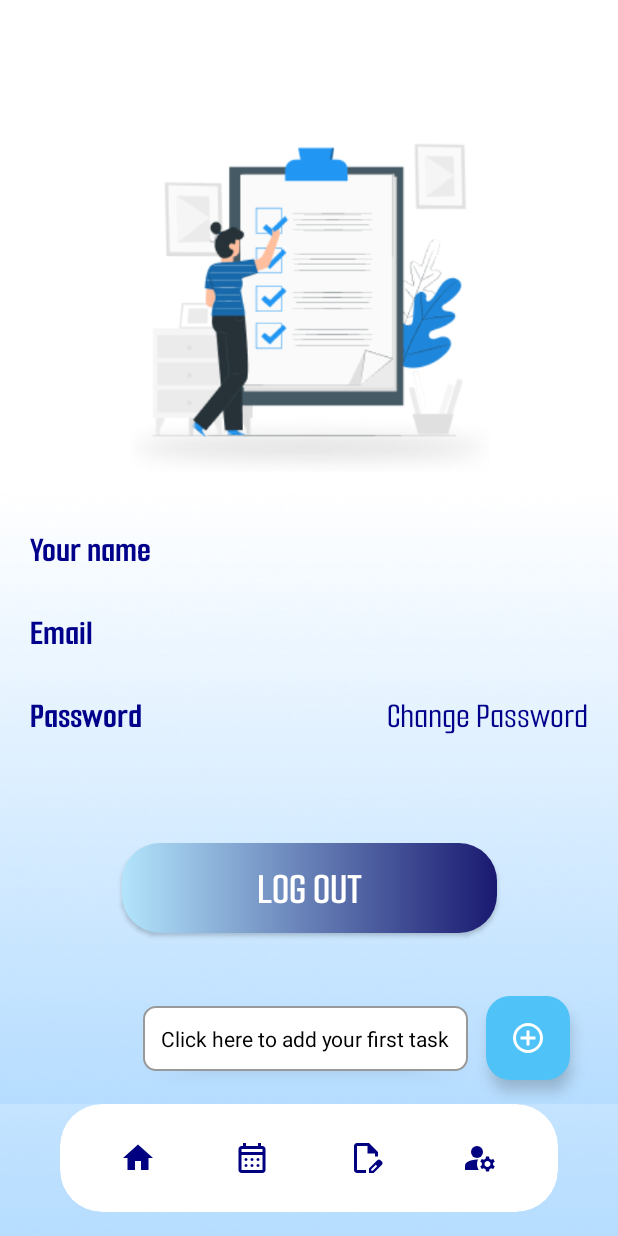
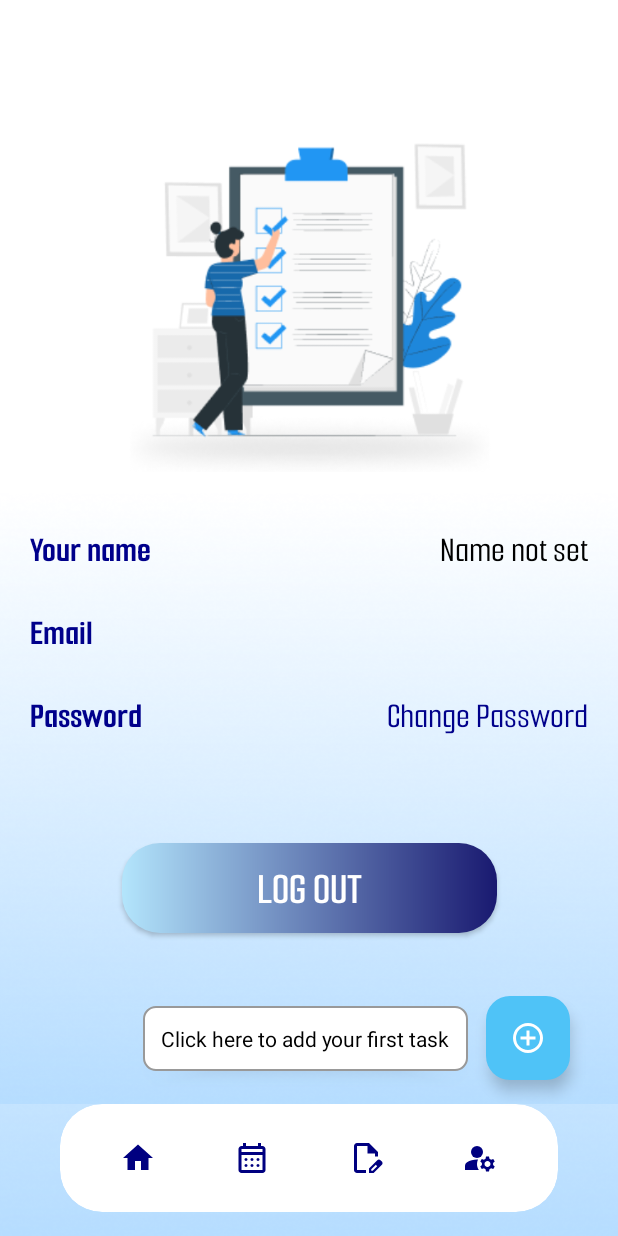
Before and after one commit to phuoccouhp/AndroidAppHoTroSapXepvaQuanlyCongViec, an Android app: the fragment ProfileFragment placed in its activity, on a phone screen of 412 x 824 dp. Run offline under Robolectric (Android 15) with nearby library versions, the phone set to English and light mode, and no system bars; our stand-ins replace CircleImageView, Firebase (no records; nobody signed in at launch, a user with empty details on screens opened directly).

Commit message:
them hieu ung dang xuat dang nhap
them hieu ung dang xuat dang nhap

```diff
--- a/app/src/main/java/com/example/login_signup/ProfileFragment.java
+++ b/app/src/main/java/com/example/login_signup/ProfileFragment.java
@@ -1,14 +1,37 @@
 package com.example.login_signup;
 
+import android.content.Intent;
 import android.os.Bundle;
+import androidx.annotation.NonNull;
+import androidx.annotation.Nullable;
 import androidx.fragment.app.Fragment;
+
+import android.util.Log;
 import android.view.LayoutInflater;
 import android.view.View;
 import android.view.ViewGroup;
-import android.widget.Button; // Thêm import
-import android.widget.TextView; // Thêm import
+import android.widget.Button; // Đổi thành Button (hoặc AppCompatButton)
+import android.widget.TextView;
+import android.widget.Toast;
+
+// Import Firebase
+import com.google.firebase.auth.FirebaseAuth;
+import com.google.firebase.auth.FirebaseUser;
+import com.google.firebase.firestore.DocumentReference;
+import com.google.firebase.firestore.DocumentSnapshot;
+import com.google.firebase.firestore.FirebaseFirestore;
 
 public class ProfileFragment extends Fragment {
+
+    private static final String TAG = "ProfileFragment";
+
+    // Khai báo các View
+    private TextView tvName, tvEmail;
+    private Button btnLogout; // Sử dụng Button hoặc androidx.appcompat.widget.AppCompatButton
+
+    // Khai báo Firebase
+    private FirebaseAuth mAuth;
+    private FirebaseFirestore db;
 
     public ProfileFragment() {
         // Required empty public constructor
@@ -17,17 +40,91 @@ public class ProfileFragment extends Fragment {
     @Override
     public View onCreateView(LayoutInflater inflater, ViewGroup container,
                              Bundle savedInstanceState) {
+        // Load layout "fragment_profile.xml"
+        return inflater.inflate(R.layout.fragment_profile, container, false);
+    }
 
-        // Load layout "fragment_profile.xml"
-        View view = inflater.inflate(R.layout.fragment_profile, container, false);
+    @Override
+    public void onViewCreated(@NonNull View view, @Nullable Bundle savedInstanceState) {
+        super.onViewCreated(view, savedInstanceState);
 
-        // (Bạn có thể thêm code cho nút Logout, v.v... ở đây)
-        // Ví dụ:
-        // Button btnLogout = view.findViewById(R.id.btn_logout);
-        // btnLogout.setOnClickListener(v -> {
-        //    // Xử lý logout
-        // });
+        // Khởi tạo Firebase Auth và Firestore
+        mAuth = FirebaseAuth.getInstance();
+        db = FirebaseFirestore.getInstance();
 
-        return view;
+        // Ánh xạ các View từ layout
+        tvName = view.findViewById(R.id.tv_name);
+        tvEmail = view.findViewById(R.id.tv_email);
+        btnLogout = view.findViewById(R.id.btn_logout);
+
+        // Tải thông tin người dùng
+        loadUserProfile();
+
+        // Gắn sự kiện click cho nút Logout
+        btnLogout.setOnClickListener(v -> logoutUser());
+    }
+
+    private void loadUserProfile() {
+        FirebaseUser currentUser = mAuth.getCurrentUser();
+        if (currentUser != null) {
+            // 1. Lấy Email (có sẵn từ FirebaseAuth)
+            String email = currentUser.getEmail();
+            tvEmail.setText(email);
+
+            // 2. Lấy Tên (Your Name) - Thường được lưu trong Firestore/Realtime Database
+            // Chúng ta cần lấy UID của user để truy vấn database
+            String uid = currentUser.getUid();
+
+            // *** QUAN TRỌNG: Giả sử bạn lưu tên user trong collection "users"
+            //     với document ID là UID của họ, và field tên là "fullName".
+            //     Hãy thay đổi "users" và "fullName" cho đúng với cấu trúc database của bạn.
+            DocumentReference docRef = db.collection("users").document(uid);
+            docRef.get().addOnSuccessListener(documentSnapshot -> {
+                if (documentSnapshot.exists()) {
+                    // Lấy tên từ field "fullName" (hoặc "name", "yourName",...)
+                    String name = documentSnapshot.getString("fullName");
+                    tvName.setText(name);
+                } else {
+                    Log.d(TAG, "No such document");
+                    tvName.setText("Name not set"); // Hiển thị mặc định nếu không tìm thấy
+                }
+            }).addOnFailureListener(e -> {
+                Log.e(TAG, "Error getting user details", e);
+                tvName.setText("Error loading name");
+            });
+
+        } else {
+            // Người dùng chưa đăng nhập, xử lý (ví dụ: quay về Login)
+            // (Mặc dù về lý thuyết, không thể vào fragment này nếu chưa login)
+            goToLoginActivity();
+        }
+    }
+
+    private void logoutUser() {
+        // Đăng xuất khỏi Firebase
+        mAuth.signOut();
+
+        // Chuyển về màn hình Đăng nhập (LoginActivity)
+        goToLoginActivity();
+    }
+
+    private void goToLoginActivity() {
+        // Đảm bảo fragment còn "attached" vào Activity
+        if (getActivity() == null) {
+            return;
+        }
+
+        // *** QUAN TRỌNG: Thay thế "LoginActivity.class" bằng tên Activity Đăng nhập của bạn
+        Intent intent = new Intent(getActivity(), Login.class);
+
+        // Cờ này sẽ xóa tất cả các Activity trước đó (như MainActivity) khỏi back stack
+        // và tạo một Task mới cho LoginActivity.
+        // Điều này ngăn người dùng nhấn "Back" để quay lại app sau khi đã logout.
+        intent.setFlags(Intent.FLAG_ACTIVITY_NEW_TASK | Intent.FLAG_ACTIVITY_CLEAR_TASK);
+
+        startActivity(intent);
+
+        // Kết thúc Activity hiện tại (ví dụ: MainActivity)
+        getActivity().finish();
     }
 }
```
